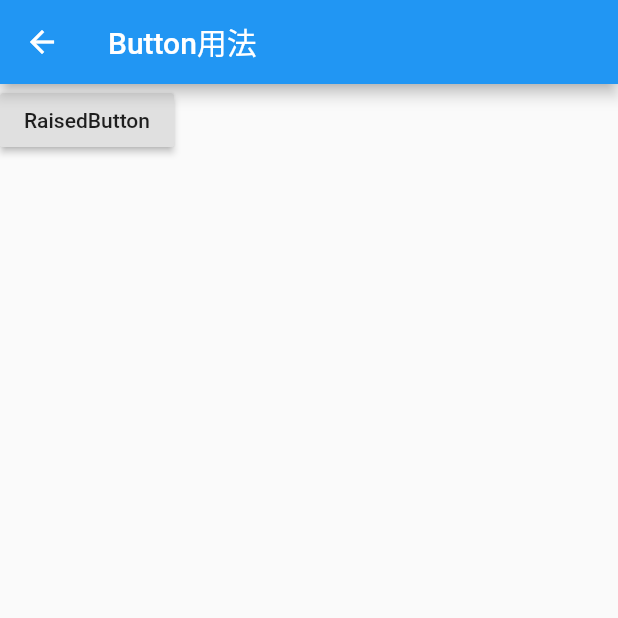
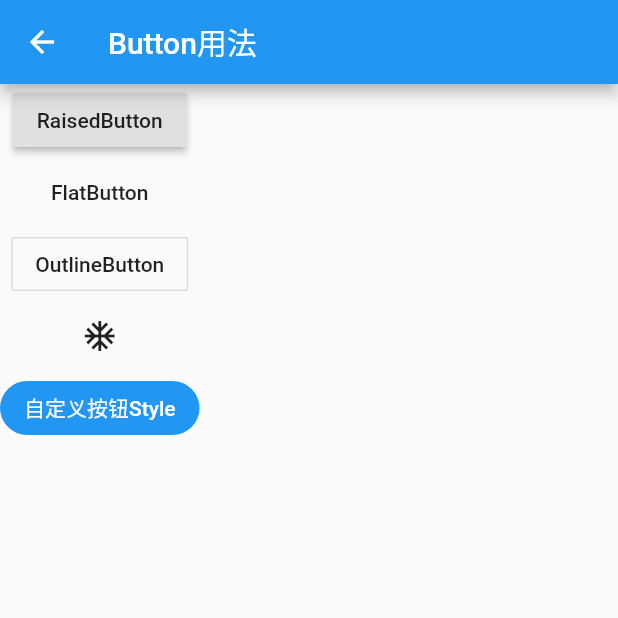
Before and after one commit to mizhai/Flutter_lyawei, a Flutter app: the ButtonWidgetPage screen opened directly, on a phone screen of 412 x 824 dp, the top half of it. Run offline on Flutter 3.47's test engine with Material 2 defaults, Android fonts, the phone set to English and light mode, and no system bars; our stand-ins replace fluttertoast.

```diff
--- a/lib/BaseWidgetPage.dart
+++ b/lib/BaseWidgetPage.dart
@@ -1,7 +1,6 @@
 import 'package:flutter/material.dart';
 import 'package:flutter_lyawei/ButtonWidgetPage.dart';
 import 'package:flutter_lyawei/TextWidgetPage.dart';
-import 'package:fluttertoast/fluttertoast.dart';
 
 class BaseWidgetpage extends StatelessWidget {
   @override
--- a/lib/ButtonWidgetPage.dart
+++ b/lib/ButtonWidgetPage.dart
@@ -23,6 +23,39 @@ class ButtonWidgetPage extends StatelessWidget {
 //                  textColor: Colors.white,
 //                  fontSize: 16.0);
             },
+          ),
+          FlatButton(
+            child: Text('FlatButton'),
+            onPressed: () {
+              print('FlatButton');
+            },
+          ),
+          OutlineButton(
+            child: Text('OutlineButton'),
+            onPressed: () {
+              print('OutlineButton');
+            },
+          ),
+          IconButton(
+            icon: Icon(Icons.ac_unit),
+            onPressed: () {
+              print('IconButton');
+            },
+          ),
+          FlatButton(
+            child: Text('自定义按钮Style'),
+            //字体颜色
+            color: Colors.blue,
+            //按下的颜色
+            highlightColor: Colors.blue[700],
+            //按钮主题色
+            colorBrightness: Brightness.dark,
+            //按下去的颜色
+            splashColor: Colors.grey,
+            //背景shape
+            shape: RoundedRectangleBorder(
+                borderRadius: BorderRadius.circular(20.0)),
+            onPressed: () {},
           )
         ],
       )),
--- a/lib/main.dart
+++ b/lib/main.dart
@@ -1,4 +1,5 @@
 import 'package:flutter/material.dart';
+import 'package:flutter_lyawei/BaseWidgetPage.dart';
 import 'package:flutter_lyawei/DemosHome.dart';
 
 void main() => runApp(MyApp());
@@ -48,7 +49,6 @@ class _MyHomePageState extends State<MyHomePage> {
           children: <Widget>[
             Text(
               'You have pushed the button this many times:',
-
             ),
             Text(
               '$_counter',
```
Also changed, not shown: lib/AnimationPage.dart (added, +13 -0 lines), lib/ContainerWidgetsPage.dart (added, +13 -0 lines), lib/CustomWidgetPage.dart (added, +13 -0 lines), lib/DataModelPage.dart (added, +13 -0 lines), lib/DemosHome.dart (+81 -2 lines), lib/EventAndNotifyPage.dart (added, +13 -0 lines), lib/FunctionWidgetsPage.dart (added, +13 -0 lines), lib/LayoutWidgetsPage.dart (added, +13 -0 lines), lib/ScrollWidgetsPage.dart (added, +13 -0 lines).
